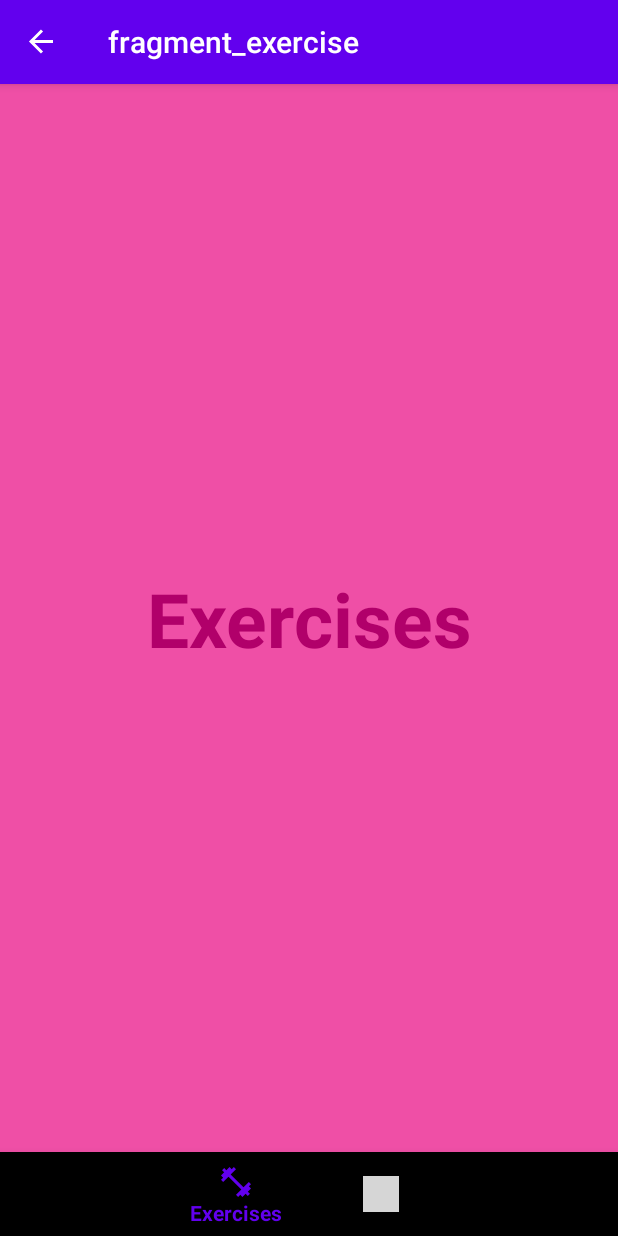
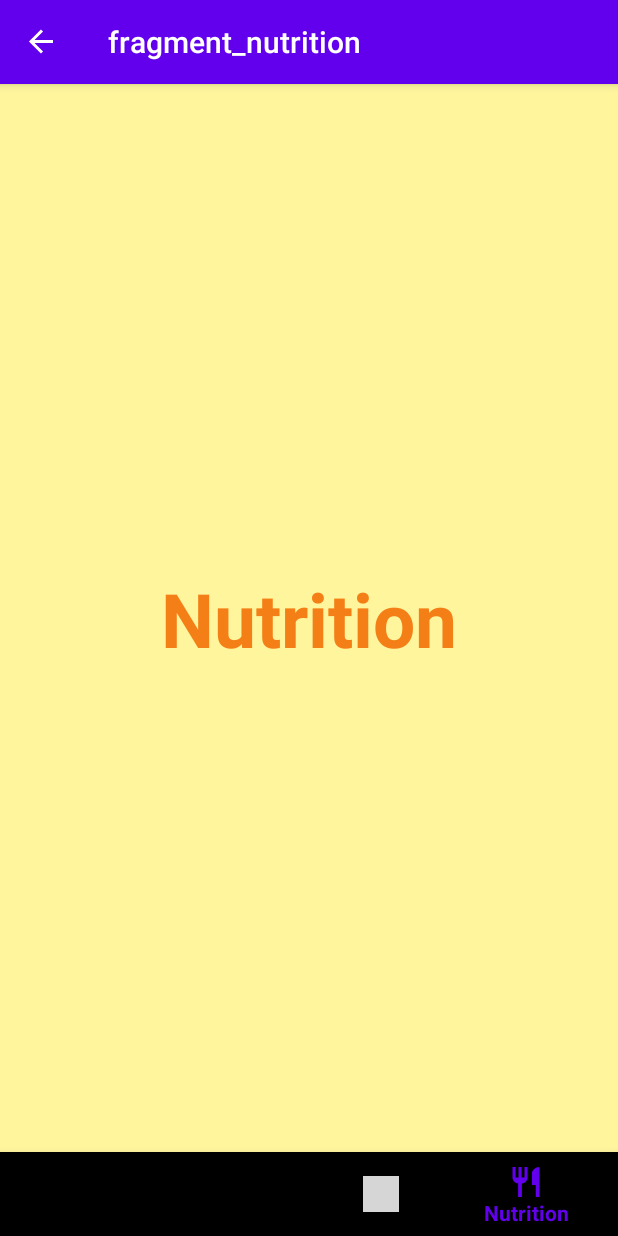
Before and after one commit to jrbrayjr2006/FitnessProHome, an Android app: the screen it shows after launch (MainActivity), item 4 of the bottom bar chosen, on a phone screen of 412 x 824 dp. Run offline under Robolectric (Android 15) with nearby library versions, the phone set to English and light mode, and no system bars; our stand-ins replace data binding, navigation-ui; Roboto replaces fonts that are not available here; grey boxes are pictures that could not be loaded.

Commit message:
Add nutrition component

```diff
--- /dev/null
+++ b/app/src/main/java/com/continuouswave1550/fitness/fitnessprohome/nutrition/NutritionFragment.kt
@@ -0,0 +1,60 @@
+package com.continuouswave1550.fitness.fitnessprohome.nutrition
+
+import android.os.Bundle
+import androidx.fragment.app.Fragment
+import android.view.LayoutInflater
+import android.view.View
+import android.view.ViewGroup
+import com.continuouswave1550.fitness.fitnessprohome.R
+
+// TODO: Rename parameter arguments, choose names that match
+// the fragment initialization parameters, e.g. ARG_ITEM_NUMBER
+private const val ARG_PARAM1 = "param1"
+private const val ARG_PARAM2 = "param2"
+
+/**
+ * A simple [Fragment] subclass.
+ * Use the [NutritionFragment.newInstance] factory method to
+ * create an instance of this fragment.
+ */
+class NutritionFragment : Fragment() {
+    // TODO: Rename and change types of parameters
+    private var param1: String? = null
+    private var param2: String? = null
+
+    override fun onCreate(savedInstanceState: Bundle?) {
+        super.onCreate(savedInstanceState)
+        arguments?.let {
+            param1 = it.getString(ARG_PARAM1)
+            param2 = it.getString(ARG_PARAM2)
+        }
+    }
+
+    override fun onCreateView(
+        inflater: LayoutInflater, container: ViewGroup?,
+        savedInstanceState: Bundle?
+    ): View? {
+        // Inflate the layout for this fragment
+        return inflater.inflate(R.layout.fragment_nutrition, container, false)
+    }
+
+    companion object {
+        /**
+         * Use this factory method to create a new instance of
+         * this fragment using the provided parameters.
+         *
+         * @param param1 Parameter 1.
+         * @param param2 Parameter 2.
+         * @return A new instance of fragment NutritionFragment.
+         */
+        // TODO: Rename and change types and number of parameters
+        @JvmStatic
+        fun newInstance(param1: String, param2: String) =
+            NutritionFragment().apply {
+                arguments = Bundle().apply {
+                    putString(ARG_PARAM1, param1)
+                    putString(ARG_PARAM2, param2)
+                }
+            }
+    }
+}
--- /dev/null
+++ b/app/src/main/res/layout/fragment_nutrition.xml
@@ -0,0 +1,25 @@
+<?xml version="1.0" encoding="utf-8"?>
+<layout xmlns:android="http://schemas.android.com/apk/res/android"
+    xmlns:app="http://schemas.android.com/apk/res-auto"
+    xmlns:tools="http://schemas.android.com/tools"
+    tools:context=".nutrition.NutritionFragment">
+    <androidx.constraintlayout.widget.ConstraintLayout
+        android:layout_width="match_parent"
+        android:layout_height="match_parent"
+        android:background="@color/light_yellow">
+
+        <!-- TODO: Update blank fragment layout -->
+        <TextView
+            android:layout_width="wrap_content"
+            android:layout_height="wrap_content"
+            android:text="@string/nutrition_title"
+            android:textSize="50sp"
+            android:textStyle="bold"
+            android:textColor="@color/dark_yellow"
+            app:layout_constraintBottom_toBottomOf="parent"
+            app:layout_constraintEnd_toEndOf="parent"
+            app:layout_constraintStart_toStartOf="parent"
+            app:layout_constraintTop_toTopOf="parent"/>
+
+    </androidx.constraintlayout.widget.ConstraintLayout>
+</layout>
--- a/app/src/main/res/menu/bottom_navigation_menu.xml
+++ b/app/src/main/res/menu/bottom_navigation_menu.xml
@@ -16,8 +16,8 @@
         android:icon="@drawable/flexibility_24px"
         android:title="@string/flexibility_nav_title"/>
     <item
-        android:id="@+id/dietFragment"
+        android:id="@+id/nutritionFragment"
         android:enabled="true"
         android:icon="@drawable/diet_24px"
-        android:title="@string/diet_nav_title"/>
+        android:title="@string/nutrition_title"/>
 </menu>
--- a/app/src/main/res/navigation/nav_graph.xml
+++ b/app/src/main/res/navigation/nav_graph.xml
@@ -13,6 +13,12 @@
         <action
             android:id="@+id/action_myFitnessFragment_to_QRScanFragment"
             app:destination="@id/QRScanFragment" />
+        <action
+            android:id="@+id/action_myFitnessFragment_to_exerciseFragment"
+            app:destination="@id/exerciseFragment" />
+        <action
+            android:id="@+id/action_myFitnessFragment_to_nutritionFragment"
+            app:destination="@id/nutritionFragment" />
     </fragment>
     <fragment
         android:id="@+id/QRScanFragment"
@@ -34,4 +40,9 @@
         android:name="com.continuouswave1550.fitness.fitnessprohome.exercise.ExerciseFragment"
         android:label="fragment_exercise"
         tools:layout="@layout/fragment_exercise" />
+    <fragment
+        android:id="@+id/nutritionFragment"
+        android:name="com.continuouswave1550.fitness.fitnessprohome.nutrition.NutritionFragment"
+        android:label="fragment_nutrition"
+        tools:layout="@layout/fragment_nutrition" />
 </navigation>
--- a/app/src/main/res/values/colors.xml
+++ b/app/src/main/res/values/colors.xml
@@ -8,4 +8,6 @@
     <color name="light_blue_gray">#CFD8DC</color>
     <color name="light_magenta">#ef4fa6</color>
     <color name="magenta">#b1006a</color>
+    <color name="light_yellow">#FFF59D</color>
+    <color name="dark_yellow">#F57F17</color>
 </resources>
--- a/app/src/main/res/values/strings.xml
+++ b/app/src/main/res/values/strings.xml
@@ -12,4 +12,5 @@
     <string name="about">About</string>
     <string name="settings">Settings</string>
     <string name="exercises">Exercises</string>
+    <string name="nutrition_title">Nutrition</string>
 </resources>
```
